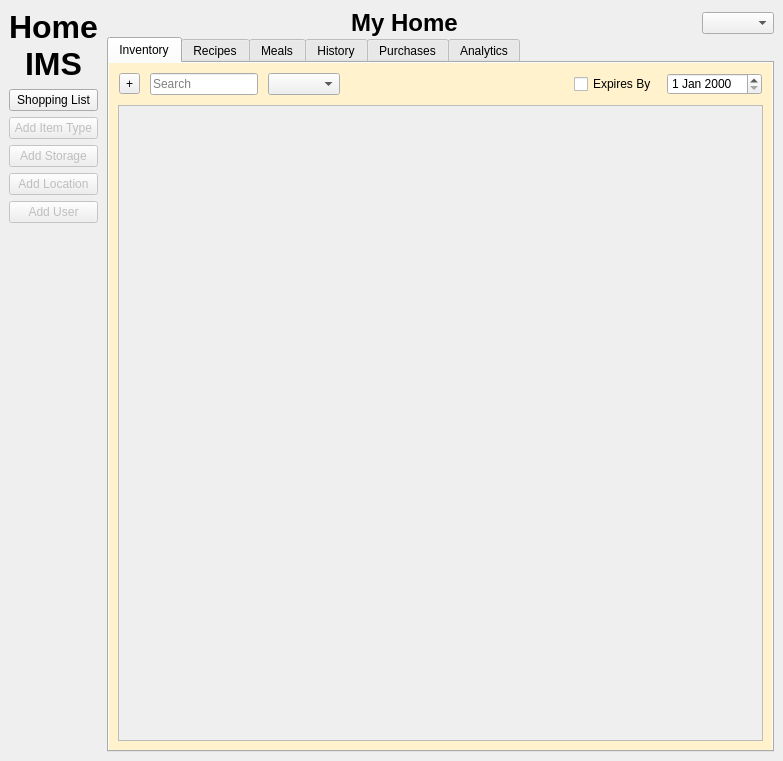
Above: home_ims/src/view/ui/main.ui from isaac-ucalgary/CPSC471_Fall2024_GroupProject before the change. Below: the same form after it.
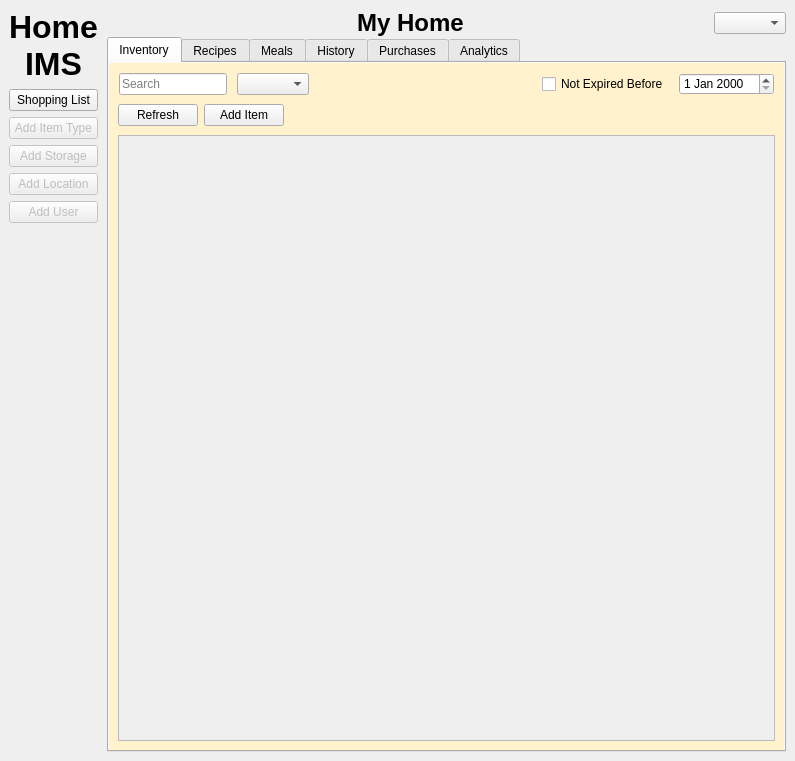
That is the form after the change.

Diff of the .ui file:
```diff
--- a/home_ims/src/view/ui/main.ui
+++ b/home_ims/src/view/ui/main.ui
@@ -6,7 +6,7 @@
    <rect>
     <x>0</x>
     <y>0</y>
-    <width>783</width>
+    <width>795</width>
     <height>761</height>
    </rect>
   </property>
@@ -205,15 +205,8 @@
                 <number>10</number>
                </property>
                <property name="bottomMargin">
-                <number>10</number>
+                <number>0</number>
                </property>
-               <item>
-                <widget class="QToolButton" name="addItemBtn">
-                 <property name="text">
-                  <string>+</string>
-                 </property>
-                </widget>
-               </item>
                <item>
                 <widget class="QLineEdit" name="inventorySearch">
                  <property name="sizePolicy">
@@ -264,7 +257,7 @@
                   <enum>Qt::LeftToRight</enum>
                  </property>
                  <property name="text">
-                  <string>Expires By</string>
+                  <string>Not Expired Before</string>
                  </property>
                 </widget>
                </item>
@@ -274,6 +267,39 @@
               </layout>
              </widget>
             </item>
+            <item>
+             <widget class="QWidget" name="widget_4" native="true">
+              <layout class="QHBoxLayout" name="horizontalLayout_4">
+               <item>
+                <widget class="QPushButton" name="refreshBtn">
+                 <property name="text">
+                  <string>Refresh</string>
+                 </property>
+                </widget>
+               </item>
+               <item>
+                <widget class="QPushButton" name="addItemBtn">
+                 <property name="text">
+                  <string>Add Item</string>
+                 </property>
+                </widget>
+               </item>
+               <item>
+                <spacer name="horizontalSpacer_3">
+                 <property name="orientation">
+                  <enum>Qt::Horizontal</enum>
+                 </property>
+                 <property name="sizeHint" stdset="0">
+                  <size>
+                   <width>40</width>
+                   <height>20</height>
+                  </size>
+                 </property>
+                </spacer>
+               </item>
+              </layout>
+             </widget>
+            </item>
             <item>
              <widget class="QWidget" name="widget_3" native="true">
               <layout class="QVBoxLayout" name="verticalLayout_5">
@@ -309,8 +335,8 @@
                    <rect>
                     <x>0</x>
                     <y>0</y>
-                    <width>624</width>
-                    <height>622</height>
+                    <width>636</width>
+                    <height>592</height>
                    </rect>
                   </property>
                   <property name="styleSheet">
```
